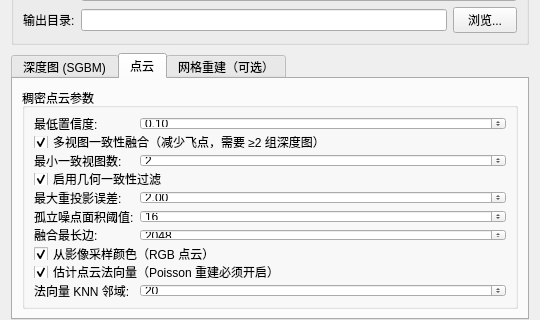
Old version of the form src/gui/dialogs/DenseCloudDialog.ui in the repository guderianXu/plascan; both pictures show x 0 to 540 and y 117 to 437 of the 540 by 640 pixel window.
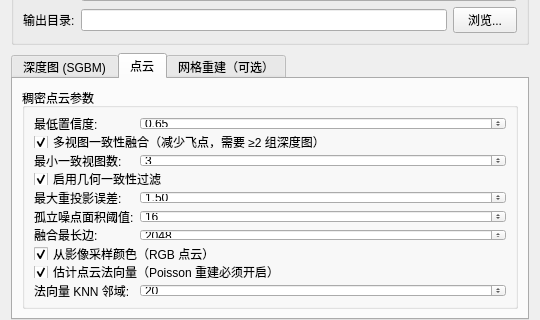
New version of the form. The open tabs and pages were chosen to show the change.

The edit to the form file:
```diff
--- a/src/gui/dialogs/DenseCloudDialog.ui
+++ b/src/gui/dialogs/DenseCloudDialog.ui
@@ -404,7 +404,7 @@
              <double>0.050000000000000</double>
             </property>
             <property name="value">
-             <double>0.100000000000000</double>
+             <double>0.650000000000000</double>
             </property>
            </widget>
           </item>
@@ -440,7 +440,7 @@
              <number>8</number>
             </property>
             <property name="value">
-             <number>2</number>
+             <number>3</number>
             </property>
            </widget>
           </item>
@@ -485,7 +485,7 @@
              <double>0.250000000000000</double>
             </property>
             <property name="value">
-             <double>2.000000000000000</double>
+             <double>1.500000000000000</double>
             </property>
            </widget>
           </item>
```
Left out of the diff: 2 changed lines with no effect on the pictures.
